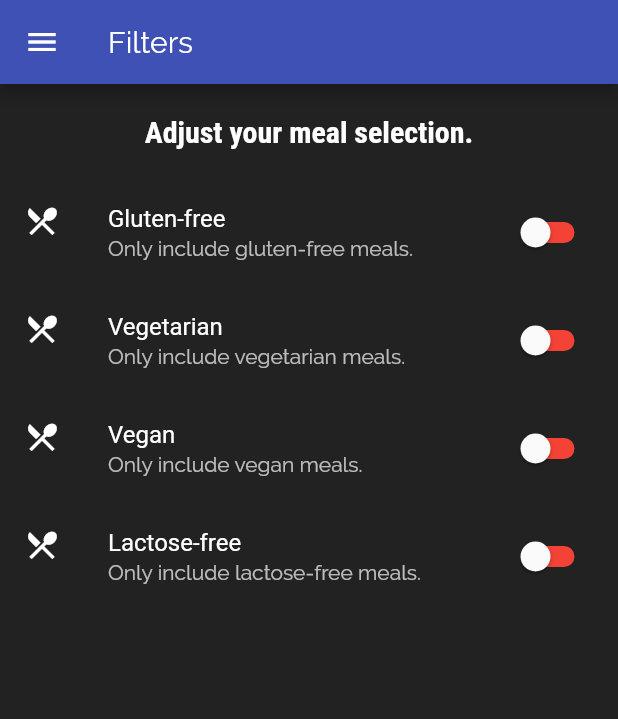
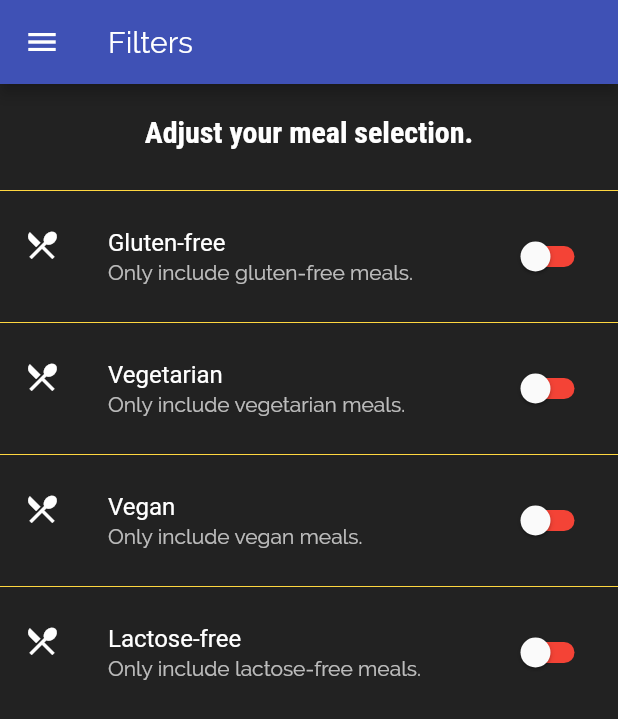
Before and after one commit to manlikeked1/Meal-App, a Flutter app: the FiltersScreen screen opened by its route, on a phone screen of 412 x 824 dp. Shown: the top 719 px of the screen. Run offline on Flutter 3.47's test engine with Material 2 defaults, Android fonts, the phone set to English and light mode, and no system bars.

Commit message:
new commit

```diff
--- a/lib/main.dart
+++ b/lib/main.dart
@@ -1,4 +1,5 @@
 import 'package:flutter/material.dart';
+// import 'package:meal_app/screens/categories_page.dart';
 
 import './screens/filters_screen.dart';
 import './screens/tabs_screen.dart';
@@ -56,6 +57,7 @@ class MyApp extends StatelessWidget {
         MealDetailPage.routeName: (ctx) => MealDetailPage(),
         FiltersScreen.routeName: (ctx) => FiltersScreen(),
         TabsScreen.routeName: (ctx) => TabsScreen(),
+        // CategoriesPage.routeName: (ctx) => CategoriesPage(),
       }, //This 'routes' feature helps to set up routes easily. It is better to set up routes like this incase the project you're working on is a large one.
       // onGenerateRoute: (settings) {
       //   print(settings.arguments)
--- a/lib/screens/categories_page.dart
+++ b/lib/screens/categories_page.dart
@@ -3,6 +3,7 @@ import '../widgets/category_item.dart';
 import '../dummy_data.dart';
 
 class CategoriesPage extends StatelessWidget {
+  static const routeName = '/categories-page';
   @override
   Widget build(BuildContext context) {
     return GridView(
--- a/lib/screens/filters_screen.dart
+++ b/lib/screens/filters_screen.dart
@@ -53,6 +53,11 @@ class _FiltersScreenState extends State<FiltersScreen> {
               // style: TextStyle(color: Colors.white),
             ),
           ),
+          Divider(
+            //This provides each item with a division line
+            color: Theme.of(context)
+                .accentColor, //This gives the division line a ThemeColor of the accent color.
+          ),
           Expanded(
             child: ListView(
               children: <Widget>[
@@ -62,6 +67,11 @@ class _FiltersScreenState extends State<FiltersScreen> {
                     _glutenFree = newValue;
                   });
                 }),
+                Divider(
+                  //This provides each item with a division line
+                  color: Theme.of(context)
+                      .accentColor, //This gives the division line a ThemeColor of the accent color.
+                ),
                 _buildSwitchListTile(
                     'Vegetarian', 'Only include vegetarian meals.', _vegetarian,
                     (newValue) {
@@ -69,12 +79,22 @@ class _FiltersScreenState extends State<FiltersScreen> {
                     _vegetarian = newValue;
                   });
                 }),
+                Divider(
+                  //This provides each item with a division line
+                  color: Theme.of(context)
+                      .accentColor, //This gives the division line a ThemeColor of the accent color.
+                ),
                 _buildSwitchListTile(
                     'Vegan', 'Only include vegan meals.', _vegan, (newValue) {
                   setState(() {
                     _vegan = newValue;
                   });
                 }),
+                Divider(
+                  //This provides each item with a division line
+                  color: Theme.of(context)
+                      .accentColor, //This gives the division line a ThemeColor of the accent color.
+                ),
                 _buildSwitchListTile(
                     'Lactose-free',
                     'Only include lactose-free meals.',
@@ -82,6 +102,11 @@ class _FiltersScreenState extends State<FiltersScreen> {
                   setState(() {
                     _lactoseFree = newValue;
                   });
+                  // Divider(
+                  //   //This provides each item with a division line
+                  //   color: Theme.of(context)
+                  //       .accentColor, //This gives the division line a ThemeColor of the accent color.
+                  // );
                 }),
               ],
             ),
--- a/lib/widgets/main_drawer.dart
+++ b/lib/widgets/main_drawer.dart
@@ -1,4 +1,7 @@
 import 'package:flutter/material.dart';
+import '../screens/tabs_screen.dart';
+// import '../screens/categories_page.dart';
+// import '../screens/category_meals_page.dart';
 
 import '../screens/filters_screen.dart';
 
@@ -51,8 +54,8 @@ class MainDrawer extends StatelessWidget {
           SizedBox(height: 25), //This helps to give a spacing
           //Using the 'buildListTile' method to pass in 'meals' for the first ListTile and 'icons.restaurant' for the second ListTile
           buildListTile('Meals', Icons.restaurant, () {
-            Navigator.of(context).pushReplacementNamed(
-                '/'); //The '/' here is used becuase the categoryPage is the main route
+            Navigator.of(context).pushReplacementNamed(TabsScreen
+                .routeName); //The '/' here is used becuase the categoryPage is the main route
           }),
           buildListTile('Filters', Icons.settings, () {
             Navigator.of(context).pushReplacementNamed(FiltersScreen
```
